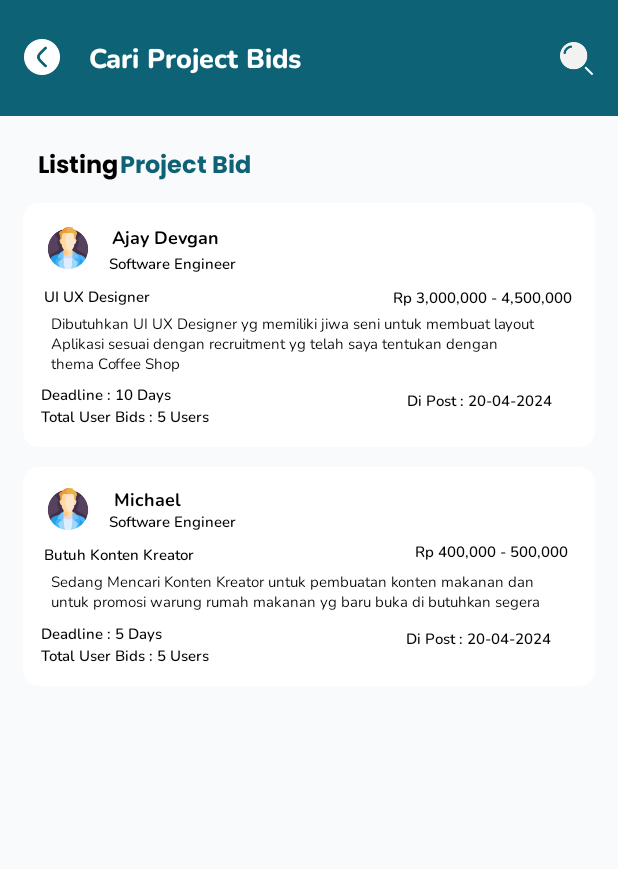
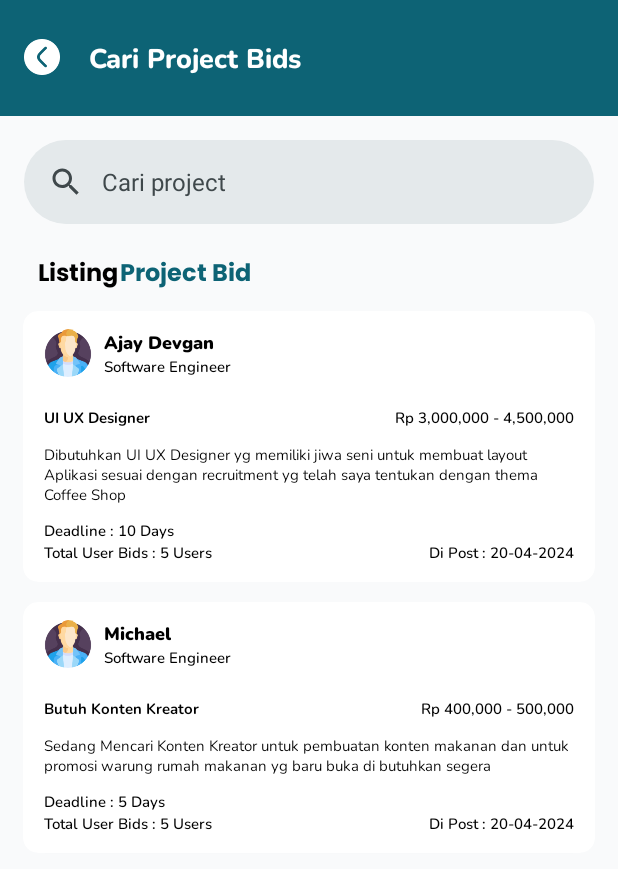
Before and after one commit to GetHubBangkit/gethub-app, an Android app: the HomeCariProjectBidsActivity screen opened directly, with no data from a screen before it, on a phone screen of 412 x 824 dp. Shown: the top 869 px of the screen. Run offline under Robolectric (Android 15) with nearby library versions, the phone set to English and light mode, and no system bars.

Commit message:
improve: improve HomeCariProjectBidsActivity view

```diff
--- a/app/src/main/java/com/entre/gethub/ui/adapter/HomeProjectBidsAdapter.kt
+++ b/app/src/main/java/com/entre/gethub/ui/adapter/HomeProjectBidsAdapter.kt
@@ -9,40 +9,45 @@ import com.entre.gethub.databinding.ItemProjectRekomendasijobbidBinding
 
 class HomeProjectBidsAdapter(
 
-    private val ProjectBidsList: ArrayList<ProjectBid>,
+    private val projectBidList: ArrayList<ProjectBid>,
     private val listener: (ProjectBid, Int) -> Unit
 ) :
     RecyclerView.Adapter<HomeProjectBidsAdapter.ViewHolder>() {
 
     override fun onCreateViewHolder(parent: ViewGroup, viewType: Int): ViewHolder {
-        val v = ItemProjectRekomendasijobbidBinding.inflate(LayoutInflater.from(parent.context), parent, false)
+        val v = ItemProjectRekomendasijobbidBinding.inflate(
+            LayoutInflater.from(parent.context),
+            parent,
+            false
+        )
         return ViewHolder(v)
     }
 
     override fun onBindViewHolder(holder: ViewHolder, position: Int) {
-        holder.bindItem(ProjectBidsList[position])
-        holder.itemView.setOnClickListener { listener(ProjectBidsList[position], position) }
+        holder.bindItem(projectBidList[position])
+        holder.itemView.setOnClickListener { listener(projectBidList[position], position) }
     }
 
     override fun getItemCount(): Int {
-        return ProjectBidsList.size
+        return projectBidList.size
     }
 
-    class ViewHolder(private val itemBinding: ItemProjectRekomendasijobbidBinding) :
-        RecyclerView.ViewHolder(itemBinding.root) {
+    class ViewHolder(private val binding: ItemProjectRekomendasijobbidBinding) :
+        RecyclerView.ViewHolder(binding.root) {
 
-        fun bindItem(ProjectBids: ProjectBid) {
-            itemBinding.profilepic2.setImageResource(ProjectBids.profilepic2)
-            itemBinding.rekomendasiprofilename.text = ProjectBids.rekomendasiprofilename
-            itemBinding.rekomendasiprofiledesc.text = ProjectBids.rekomendasiprofiledesc
-            itemBinding.rekrutproject.text = ProjectBids.rekrutproject
-            itemBinding.rekrutprice.text = ProjectBids.rekrutprice
-            itemBinding.rekrutprojectdesc.text = ProjectBids.rekrutprojectdesc
-            itemBinding.rekrutprojecttotal.text = ProjectBids.rekrutprojecttotal
-            itemBinding.rekrutprojectdate.text = ProjectBids.rekrutprojectdate
-            itemBinding.rekrutprojectdeadline.text = ProjectBids.rekrutprojectdeadline
+        fun bindItem(projectBid: ProjectBid) {
+            with(binding) {
+                ivProjectOwnerPic.setImageResource(projectBid.profilepic2)
+                tvProjectOwnerName.text = projectBid.rekomendasiprofilename
+                tvProjectOwnerProfession.text = projectBid.rekomendasiprofiledesc
+                tvProjectTitle.text = projectBid.rekrutproject
+                tvProjectPriceRange.text = projectBid.rekrutprice
+                tvProjectDesc.text = projectBid.rekrutprojectdesc
+                tvProjectTotalUserBids.text = projectBid.rekrutprojecttotal
+                tvProjectPostDate.text = projectBid.rekrutprojectdate
+                tvProjectDeadline.text = projectBid.rekrutprojectdeadline
 
-
+            }
         }
     }
 
--- a/app/src/main/java/com/entre/gethub/ui/home/projectbids/HomeCariProjectBidsActivity.kt
+++ b/app/src/main/java/com/entre/gethub/ui/home/projectbids/HomeCariProjectBidsActivity.kt
@@ -27,7 +27,7 @@ class HomeCariProjectBidsActivity : AppCompatActivity() {
     }
 
     private fun setupRecyclerViewProjectBid() {
-        binding.recyclerViewRekomendasiProjectBid.apply {
+        binding.rvRekomendasiProjectBid.apply {
             layoutManager = LinearLayoutManager(
                 this@HomeCariProjectBidsActivity,
                 LinearLayoutManager.VERTICAL,
--- a/app/src/main/res/layout/activity_home_cari_project_bids.xml
+++ b/app/src/main/res/layout/activity_home_cari_project_bids.xml
@@ -1,10 +1,11 @@
 <?xml version="1.0" encoding="utf-8"?>
 <androidx.constraintlayout.widget.ConstraintLayout xmlns:android="http://schemas.android.com/apk/res/android"
     xmlns:app="http://schemas.android.com/apk/res-auto"
+    xmlns:tools="http://schemas.android.com/tools"
     android:layout_width="match_parent"
     android:layout_height="match_parent"
-    android:fillViewport="true"
-    android:background="@color/background">
+    android:background="@color/background"
+    android:fillViewport="true">
 
     <ImageView
         android:id="@+id/frame"
@@ -21,8 +22,8 @@
         android:id="@+id/textgethub"
         android:layout_width="wrap_content"
         android:layout_height="wrap_content"
+        android:layout_marginTop="7dp"
         android:fontFamily="@font/poppins_bold"
-        android:layout_marginTop="7dp"
         android:text="Cari Project Bids"
         android:textColor="@android:color/white"
         android:textSize="18sp"
@@ -45,26 +46,37 @@
         app:layout_constraintStart_toStartOf="parent"
         app:layout_constraintTop_toTopOf="parent" />
 
-    <ImageView
-        android:id="@+id/iconsearch"
-        android:layout_width="22dp"
-        android:layout_height="22dp"
+    <com.google.android.material.search.SearchBar
+        android:id="@+id/searchBar"
+        android:layout_width="match_parent"
+        android:layout_height="wrap_content"
+        android:hint="@string/search_project_hint"
+        app:layout_constraintStart_toStartOf="parent"
+        app:layout_constraintEnd_toEndOf="parent"
+        app:layout_constraintTop_toBottomOf="@id/frame">
 
-        android:layout_marginTop="28dp"
-        android:src="@drawable/icon_search"
+    </com.google.android.material.search.SearchBar>
+
+    <com.google.android.material.search.SearchView
+        android:id="@+id/searchView"
+        android:layout_width="0dp"
+        android:layout_height="0dp"
+        android:hint="@string/search_project_hint"
+        app:layout_anchor="@id/searchBar"
+        app:layout_constraintBottom_toBottomOf="parent"
         app:layout_constraintEnd_toEndOf="parent"
-        app:layout_constraintHorizontal_bias="0.958"
         app:layout_constraintStart_toStartOf="parent"
-        app:layout_constraintTop_toTopOf="parent" />
+        app:layout_constraintTop_toTopOf="parent"/>
+
 
     <LinearLayout
         android:id="@+id/ListingProjectBid"
         android:layout_width="wrap_content"
         android:layout_height="wrap_content"
+        android:layout_marginLeft="25dp"
         android:layout_marginTop="20dp"
-        android:layout_marginLeft="25dp"
         app:layout_constraintStart_toStartOf="parent"
-        app:layout_constraintTop_toBottomOf="@+id/frame">
+        app:layout_constraintTop_toBottomOf="@id/searchBar">
 
         <TextView
             style="@style/Poppins.Bold"
@@ -85,15 +97,16 @@
     </LinearLayout>
 
     <androidx.recyclerview.widget.RecyclerView
-        android:id="@+id/recyclerViewRekomendasiProjectBid"
+        android:id="@+id/rvRekomendasiProjectBid"
         android:layout_width="match_parent"
-        android:layout_height="550dp"
+        android:layout_height="0dp"
         android:layout_marginTop="10dp"
         android:orientation="vertical"
-        app:layout_constraintHorizontal_bias="0.0"
+        app:layout_constraintBottom_toBottomOf="parent"
         app:layout_constraintLeft_toLeftOf="parent"
         app:layout_constraintRight_toRightOf="parent"
-        app:layout_constraintTop_toBottomOf="@+id/ListingProjectBid" />
-
+        app:layout_constraintTop_toBottomOf="@+id/ListingProjectBid"
+        tools:itemCount="4"
+        tools:listitem="@layout/item_project_rekomendasijobbid" />
 
 </androidx.constraintlayout.widget.ConstraintLayout>
--- a/app/src/main/res/layout/item_project_rekomendasijobbid.xml
+++ b/app/src/main/res/layout/item_project_rekomendasijobbid.xml
@@ -1,7 +1,6 @@
 <?xml version="1.0" encoding="utf-8"?>
 <androidx.cardview.widget.CardView xmlns:android="http://schemas.android.com/apk/res/android"
     xmlns:app="http://schemas.android.com/apk/res-auto"
-    xmlns:tools="http://schemas.android.com/tools"
     android:layout_width="match_parent"
     android:layout_height="wrap_content"
     android:layout_marginLeft="15dp"
@@ -12,151 +11,118 @@
     <androidx.constraintlayout.widget.ConstraintLayout
         android:layout_width="match_parent"
         android:layout_height="wrap_content"
-        android:background="?android:attr/selectableItemBackground"
-        tools:context=".ui.MainActivity">
+        android:layout_marginHorizontal="14dp"
+        android:layout_marginVertical="12dp"
+        android:background="?android:attr/selectableItemBackground">
 
-
-        <ImageView
-            android:id="@+id/profilepic2"
-            android:layout_width="28dp"
-            android:layout_height="28dp"
+        <com.google.android.material.imageview.ShapeableImageView
+            android:id="@+id/ivProjectOwnerPic"
+            android:layout_width="32dp"
+            android:layout_height="32dp"
+            android:scaleType="centerCrop"
             android:src="@drawable/profilepic2"
-            app:layout_constraintBottom_toBottomOf="parent"
-            app:layout_constraintEnd_toEndOf="parent"
-            app:layout_constraintHorizontal_bias="0.045"
+            app:layout_constraintBottom_toTopOf="@id/tvProjectTitle"
             app:layout_constraintStart_toStartOf="parent"
             app:layout_constraintTop_toTopOf="parent"
-            app:layout_constraintVertical_bias="0.121" />
+            app:shapeAppearance="@style/circle" />
 
         <TextView
-            android:id="@+id/rekomendasiprofilename"
+            android:id="@+id/tvProjectOwnerName"
+            style="@style/Nunito.Black"
             android:layout_width="wrap_content"
             android:layout_height="wrap_content"
-            android:fontFamily="@font/nunito_bold"
+            android:layout_marginStart="8dp"
             android:text="Arman Juliansyah"
             android:textColor="@android:color/black"
             android:textSize="12sp"
-            app:fontFamily="@font/nunito_bold"
-            app:layout_constraintBottom_toBottomOf="parent"
-            app:layout_constraintEnd_toEndOf="parent"
-            app:layout_constraintHorizontal_bias="0.058"
-            app:layout_constraintStart_toEndOf="@+id/profilepic2"
-            app:layout_constraintTop_toTopOf="parent"
-            app:layout_constraintVertical_bias="0.102" />
+            app:layout_constraintStart_toEndOf="@id/ivProjectOwnerPic"
+            app:layout_constraintTop_toTopOf="@id/ivProjectOwnerPic" />
 
         <TextView
-            android:id="@+id/rekomendasiprofiledesc"
+            android:id="@+id/tvProjectOwnerProfession"
+            style="@style/Nunito.SemiBold"
             android:layout_width="wrap_content"
             android:layout_height="wrap_content"
-            android:fontFamily="@font/nunito_semibold"
             android:text="Software Enginer"
             android:textColor="@android:color/black"
             android:textSize="10sp"
-
-            app:layout_constraintBottom_toBottomOf="parent"
-            app:layout_constraintEnd_toEndOf="parent"
-            app:layout_constraintHorizontal_bias="0.053"
-            app:layout_constraintStart_toEndOf="@+id/profilepic2"
-            app:layout_constraintTop_toTopOf="parent"
-            app:layout_constraintVertical_bias="0.224" />
+            app:layout_constraintStart_toStartOf="@id/tvProjectOwnerName"
+            app:layout_constraintTop_toBottomOf="@id/tvProjectOwnerName" />
 
         <TextView
-            android:id="@+id/rekrutproject"
-            android:layout_width="150dp"
-            android:layout_height="18dp"
-            android:fontFamily="@font/nunito_semibold"
+            android:id="@+id/tvProjectTitle"
+            style="@style/Nunito.Bold"
+            android:layout_width="wrap_content"
+            android:layout_height="wrap_content"
+            android:layout_marginTop="20dp"
             android:text="Butuh UI UX Designer"
             android:textColor="@android:color/black"
             android:textSize="10sp"
-
-            app:layout_constraintBottom_toBottomOf="parent"
-            app:layout_constraintEnd_toEndOf="parent"
-            app:layout_constraintHorizontal_bias="0.061"
             app:layout_constraintStart_toStartOf="parent"
-            app:layout_constraintTop_toBottomOf="@+id/profilepic2"
-            app:layout_constraintVertical_bias="0.109" />
+            app:layout_constraintTop_toBottomOf="@id/ivProjectOwnerPic" />
 
         <TextView
-            android:id="@+id/rekrutprice"
+            android:id="@+id/tvProjectPriceRange"
+            style="@style/Nunito.SemiBold"
             android:layout_width="wrap_content"
             android:layout_height="wrap_content"
-            android:fontFamily="@font/nunito_semibold"
+            android:layout_marginTop="20dp"
             android:text="Rp 3,000,000 - 4,500,000"
             android:textColor="@android:color/black"
             android:textSize="10sp"
-
-            app:layout_constraintBottom_toBottomOf="parent"
             app:layout_constraintEnd_toEndOf="parent"
-            app:layout_constraintHorizontal_bias="0.846"
-            app:layout_constraintStart_toEndOf="@+id/rekrutproject"
-            app:layout_constraintTop_toTopOf="parent"
-            app:layout_constraintVertical_bias="0.378" />
+            app:layout_constraintTop_toBottomOf="@id/ivProjectOwnerPic" />
 
         <TextView
-            android:id="@+id/rekrutprojectdesc"
-            android:layout_width="329dp"
+            android:id="@+id/tvProjectDesc"
+            style="@style/Nunito"
+            android:layout_width="match_parent"
             android:layout_height="wrap_content"
-            style="@style/Nunito"
+            android:layout_marginTop="10dp"
+            android:ellipsize="end"
+            android:maxLines="3"
             android:text="Dibutuhkan UI UX Designer yg memiliki jiwa seni untuk membuat layout
 Aplikasi sesuai dengan recruitment yg telah saya tentukan dengan thema
 Coffee Shop "
             android:textColor="@android:color/black"
             android:textSize="10sp"
-
-            app:layout_constraintBottom_toBottomOf="parent"
             app:layout_constraintEnd_toEndOf="parent"
-            app:layout_constraintHorizontal_bias="0.36"
             app:layout_constraintStart_toStartOf="parent"
-            app:layout_constraintTop_toBottomOf="@+id/rekrutproject"
-            app:layout_constraintVertical_bias="0.0" />
+            app:layout_constraintTop_toBottomOf="@id/tvProjectTitle" />
 
         <TextView
-            android:id="@+id/rekrutprojectdeadline"
+            android:id="@+id/tvProjectDeadline"
+            style="@style/Nunito.SemiBold"
             android:layout_width="wrap_content"
             android:layout_height="wrap_content"
-            android:fontFamily="@font/nunito_semibold"
-            android:text="Deadline : 10 Days"
+            android:layout_marginTop="10dp"
+            android:text="Deadline: 10 Days"
             android:textColor="@android:color/black"
             android:textSize="10sp"
-
-            app:layout_constraintBottom_toBottomOf="parent"
-            app:layout_constraintEnd_toEndOf="parent"
-            app:layout_constraintHorizontal_bias="0.041"
             app:layout_constraintStart_toStartOf="parent"
-            app:layout_constraintTop_toBottomOf="@+id/rekrutprojectdesc"
-            app:layout_constraintVertical_bias="0.2" />
+            app:layout_constraintTop_toBottomOf="@id/tvProjectDesc" />
 
         <TextView
-            android:id="@+id/rekrutprojecttotal"
+            android:id="@+id/tvProjectTotalUserBids"
+            style="@style/Nunito.SemiBold"
             android:layout_width="wrap_content"
-            android:layout_height="27dp"
-            android:fontFamily="@font/nunito_semibold"
-            android:text="Total User Bids : 10 Users"
+            android:layout_height="wrap_content"
+            android:text="Total User Bids: 10 Users"
             android:textColor="@android:color/black"
             android:textSize="10sp"
-
-            app:layout_constraintBottom_toBottomOf="parent"
-            app:layout_constraintEnd_toEndOf="parent"
-            app:layout_constraintHorizontal_bias="0.044"
             app:layout_constraintStart_toStartOf="parent"
-            app:layout_constraintTop_toBottomOf="@id/rekrutprojectdeadline"
-            app:layout_constraintVertical_bias="0.0" />
+            app:layout_constraintTop_toBottomOf="@id/tvProjectDeadline" />
 
         <TextView
-            android:id="@+id/rekrutprojectdate"
+            android:id="@+id/tvProjectPostDate"
+            style="@style/Nunito.SemiBold"
             android:layout_width="wrap_content"
             android:layout_height="wrap_content"
-            android:fontFamily="@font/nunito_semibold"
-            android:text="Di Post : 20-04-2024"
+            android:text="Di Post: 20-04-2024"
             android:textColor="@android:color/black"
             android:textSize="10sp"
-
             app:layout_constraintBottom_toBottomOf="parent"
-            app:layout_constraintEnd_toEndOf="parent"
-            app:layout_constraintHorizontal_bias="0.846"
-            app:layout_constraintStart_toEndOf="@+id/rekrutprojectdeadline"
-            app:layout_constraintTop_toBottomOf="@+id/rekrutprojectdesc"
-            app:layout_constraintVertical_bias="0.31" />
+            app:layout_constraintEnd_toEndOf="parent" />
 
     </androidx.constraintlayout.widget.ConstraintLayout>
 
--- a/app/src/main/res/values/strings.xml
+++ b/app/src/main/res/values/strings.xml
@@ -41,4 +41,5 @@
     <string name="sponsor_image_description">Sponsor</string>
     <string name="please_login_again">Silahkan login kembali</string>
     <string name="failed_to_fetch_categories">Gagal mendapatkan kategori</string>
+    <string name="search_project_hint">Cari project</string>
 </resources>
```
